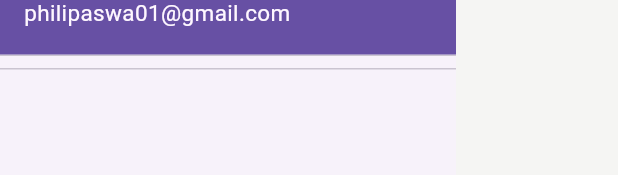
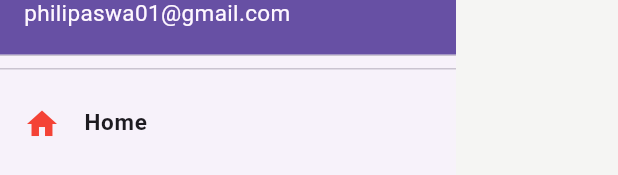
Before and after one commit to Katchietsnouva/family_health_app, a Flutter app: the DrawerWidget widget shown alone on an empty page, opened directly, on a phone screen of 412 x 824 dp. Shown: the part 172-347 px from the top of the screen. Run offline on Flutter 3.47's test engine with Material 3 defaults, Android fonts, the phone set to English and light mode, and no system bars; our stand-ins replace flutter_rating_bar.

Commit message:
commit 0.62

```diff
--- a/lib/Widgets/DrawerWidget.dart
+++ b/lib/Widgets/DrawerWidget.dart
@@ -28,6 +28,19 @@ class DrawerWidget extends StatelessWidget {
               ),
             ),
           ),
+          ListTile(
+            leading: Icon(Icons.home,
+            color: Colors.red,
+            ),
+            title: Text(
+              "Home",
+              style: TextStyle(
+                fontSize: 15,
+                fontWeight: FontWeight.bold,
+              ),
+            ),
+
+          ),
         ]
       ),
     );
```
